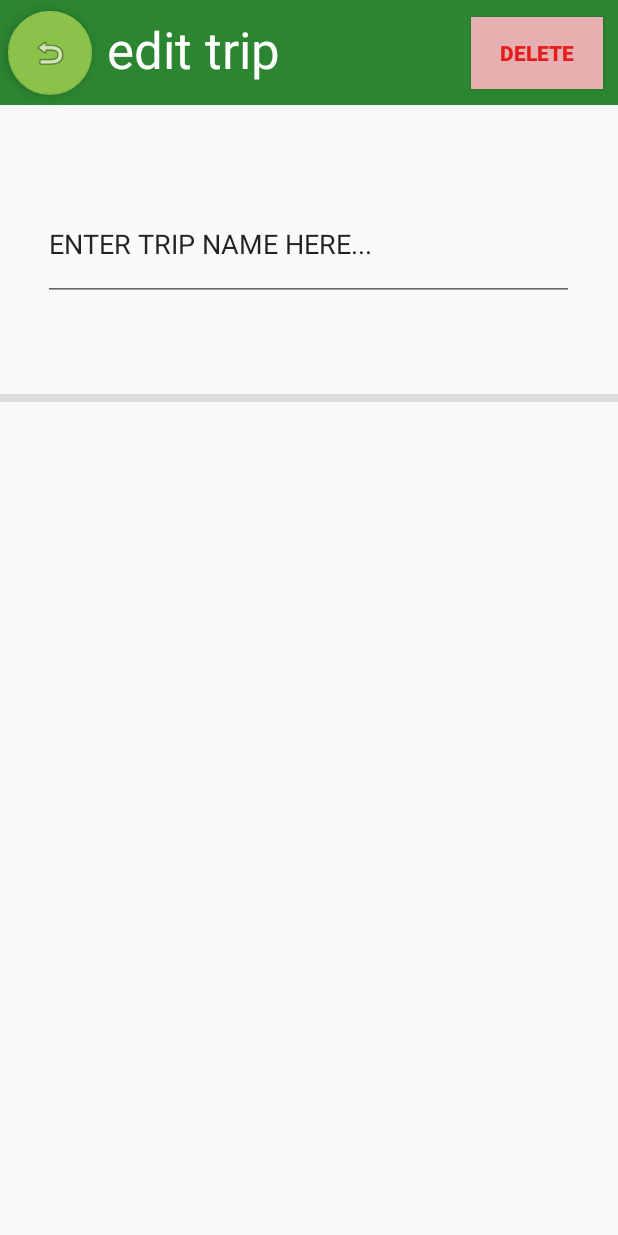
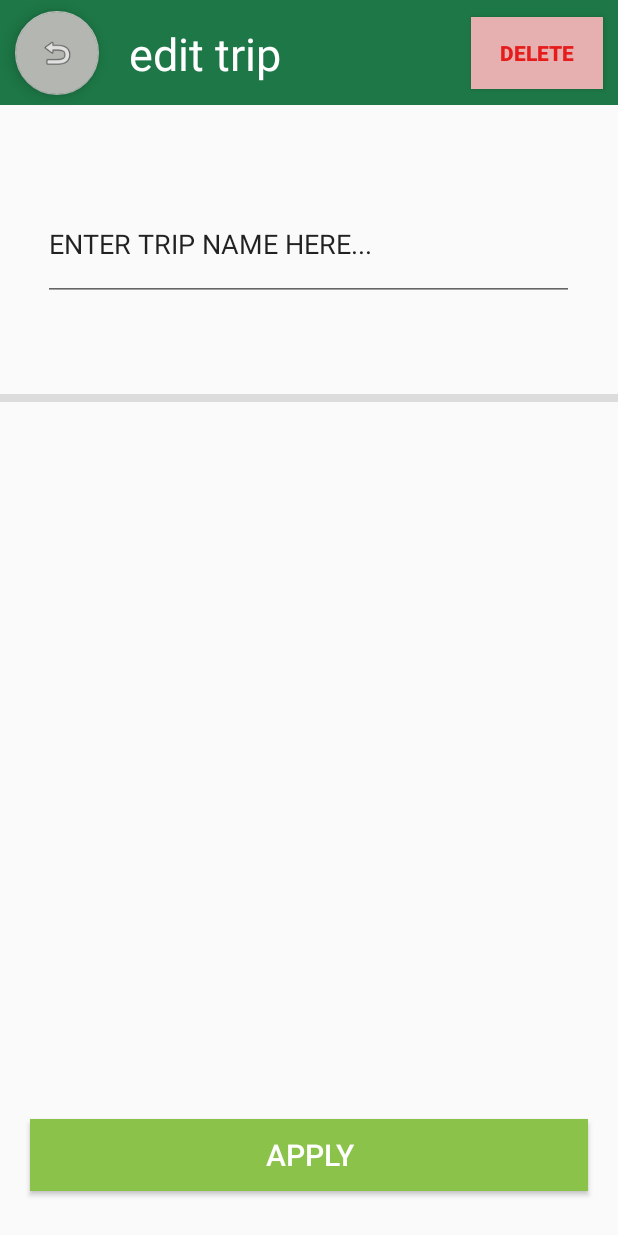
Before and after one commit to JerzyJerzu/PackIt, an Android app: the screen it shows after launch (MainActivity), after a tap on an icon or button, on a phone screen of 412 x 824 dp. Run offline under Robolectric (Android 15) with nearby library versions, the phone set to English and light mode, and no system bars.

Commit message:
Added edit trip activity

```diff
--- a/app/src/main/res/layout/activity_edit_trip.xml
+++ b/app/src/main/res/layout/activity_edit_trip.xml
@@ -15,26 +15,43 @@
         app:layout_constraintVertical_bias="0.321"
         tools:layout_editor_absoluteX="0dp" />
 
+    <Button
+        android:id="@+id/apply"
+        android:layout_width="0dp"
+        android:layout_height="wrap_content"
+        android:layout_marginStart="20dp"
+        android:layout_marginEnd="20dp"
+        android:layout_marginBottom="30dp"
+        android:background="#8BC34A"
+        android:text="APPLY"
+        android:textColor="@color/white"
+        android:textSize="20sp"
+        app:layout_constraintBottom_toBottomOf="parent"
+        app:layout_constraintEnd_toEndOf="parent"
+        app:layout_constraintStart_toStartOf="parent"
+        app:layout_constraintTop_toBottomOf="@+id/divider"
+        app:layout_constraintVertical_bias="1.0" />
+
     <androidx.appcompat.widget.Toolbar
         android:id="@+id/toolbar2"
         android:layout_width="match_parent"
         android:layout_height="70dp"
-        android:background="#FC2A852F"
+        android:background="#1D7746"
         android:minHeight="?attr/actionBarSize"
         android:theme="?attr/actionBarTheme"
         app:layout_constraintStart_toStartOf="parent"
         app:layout_constraintTop_toTopOf="parent" />
 
     <com.google.android.material.floatingactionbutton.FloatingActionButton
-        android:id="@+id/floatingActionButton2"
+        android:id="@+id/back2main"
         android:layout_width="wrap_content"
         android:layout_height="wrap_content"
-        android:layout_marginStart="5dp"
-        android:layout_marginTop="5dp"
-        android:layout_marginEnd="5dp"
-        android:layout_marginBottom="5dp"
+        android:layout_marginStart="10dp"
+        android:layout_marginTop="10dp"
+        android:layout_marginEnd="10dp"
+        android:layout_marginBottom="10dp"
         android:clickable="true"
-        app:backgroundTint="#8BC34A"
+        app:backgroundTint="#B4B6B2"
         app:layout_constraintBottom_toBottomOf="@+id/toolbar2"
         app:layout_constraintEnd_toEndOf="@+id/toolbar2"
         app:layout_constraintHorizontal_bias="0.0"
@@ -43,7 +60,7 @@
         app:srcCompat="@android:drawable/ic_menu_revert" />
 
     <Button
-        android:id="@+id/button2"
+        android:id="@+id/delete"
         android:layout_width="wrap_content"
         android:layout_height="wrap_content"
         android:layout_marginTop="10dp"
@@ -63,17 +80,18 @@
         android:id="@+id/textView2"
         android:layout_width="0dp"
         android:layout_height="0dp"
-        android:layout_marginStart="10dp"
-        android:layout_marginTop="10dp"
-        android:layout_marginBottom="10dp"
+        android:layout_marginStart="20dp"
+        android:layout_marginTop="15dp"
+        android:layout_marginBottom="15dp"
         android:text="edit trip"
         android:textColor="@color/white"
-        android:textSize="34sp"
+        android:textSize="30sp"
         app:layout_constraintBottom_toBottomOf="@+id/toolbar2"
-        app:layout_constraintEnd_toStartOf="@+id/button2"
-        app:layout_constraintHorizontal_bias="0.0"
-        app:layout_constraintStart_toEndOf="@+id/floatingActionButton2"
-        app:layout_constraintTop_toTopOf="@+id/toolbar2" />
+        app:layout_constraintEnd_toStartOf="@+id/delete"
+        app:layout_constraintHorizontal_bias="1.0"
+        app:layout_constraintStart_toEndOf="@+id/back2main"
+        app:layout_constraintTop_toTopOf="@+id/toolbar2"
+        app:layout_constraintVertical_bias="1.0" />
 
     <EditText
         android:id="@+id/editTextText2"
--- a/app/src/main/res/layout/activity_main.xml
+++ b/app/src/main/res/layout/activity_main.xml
@@ -35,7 +35,7 @@
         android:id="@+id/toolbar"
         android:layout_width="match_parent"
         android:layout_height="wrap_content"
-        android:background="#FC2A852F"
+        android:background="#1D7746"
         android:minHeight="?attr/actionBarSize"
         android:theme="?attr/actionBarTheme"
         app:layout_constraintTop_toTopOf="parent"
```
